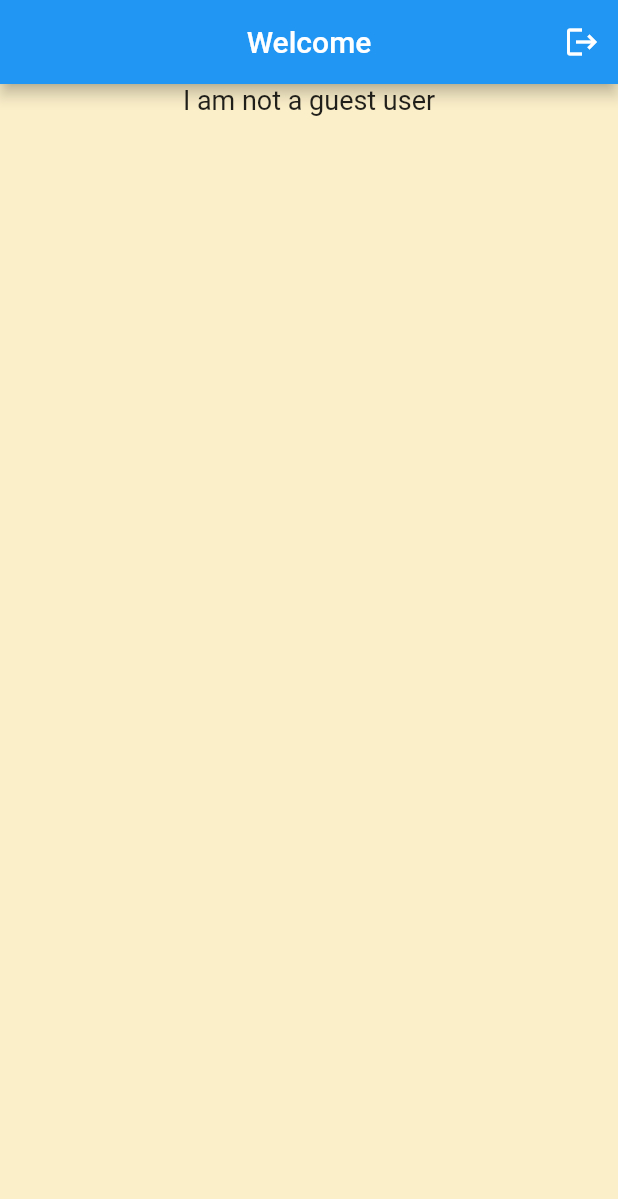
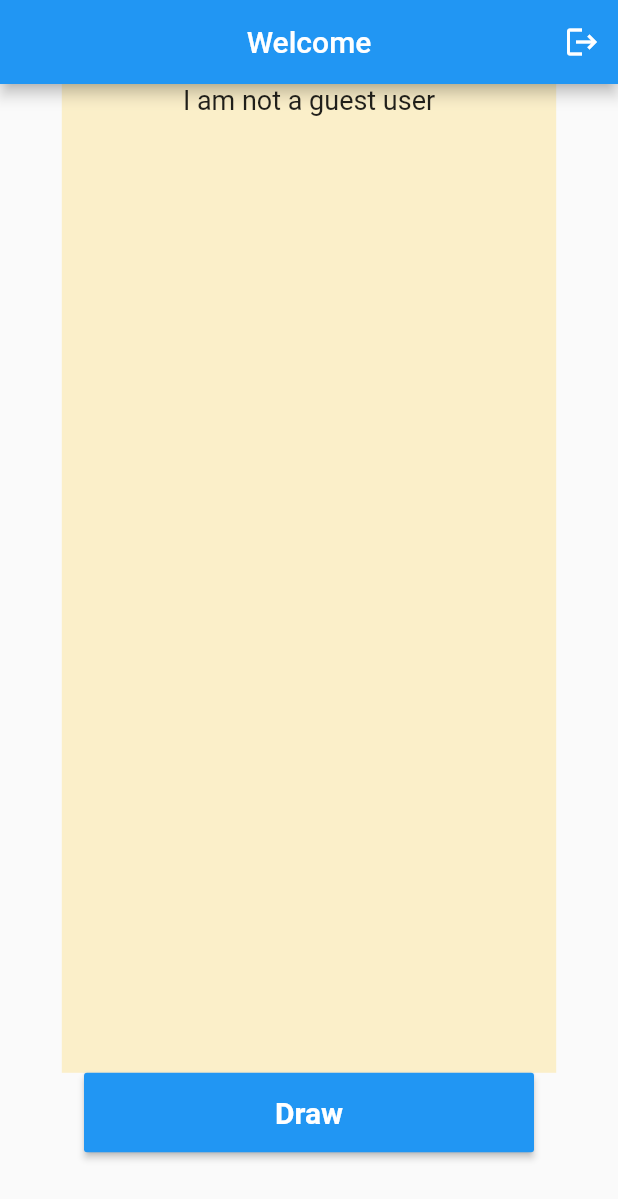
Before and after one commit to SexySparrow/Party_Game_Manager, a Flutter app: the screen it shows once a user with an empty profile is signed in, on a phone screen of 412 x 824 dp. Shown: the top 1199 px of the screen. Run offline on Flutter 3.47's test engine with Material 2 defaults, Android fonts, the phone set to English and light mode, and no system bars; our stand-ins replace cloud_firestore, firebase_auth, firebase_core, flutter_colorpicker, fluttertoast, get; accounts and stored records are empty.

Commit message:
added drawing game

```diff
--- a/party_games_manager/lib/screens/home_screen.dart
+++ b/party_games_manager/lib/screens/home_screen.dart
@@ -1,6 +1,7 @@
 import 'package:firebase_auth/firebase_auth.dart';
 import 'package:flutter/material.dart';
 import 'package:fluttertoast/fluttertoast.dart';
+import 'package:party_games_manager/screens/drawing_screen.dart';
 import 'package:party_games_manager/screens/login_screen.dart';
 
 class HomeScreen extends StatefulWidget {
@@ -39,9 +40,11 @@ class _HomeScreenState extends State<HomeScreen> {
         ],
       ),
       body: Center(
-        child: Container(
-          width: MediaQuery.of(context).size.width,
-          height: MediaQuery.of(context).size.height,
+        child: Column(
+          children: [
+            Container(
+              width: MediaQuery.of(context).size.width * 0.8,
+              height: MediaQuery.of(context).size.height * 0.8,
               color: Colors.amber.withOpacity(0.2),
               child: _auth.currentUser!.isAnonymous
                   ? const Text(
@@ -55,6 +58,26 @@ class _HomeScreenState extends State<HomeScreen> {
                       style: TextStyle(fontSize: 18),
                     ),
             ),
+            MaterialButton(
+              color: Colors.blue,
+              onPressed: () {
+                Navigator.of(context).push(MaterialPageRoute(
+                    builder: (context) => const DrawingScreen()));
+              },
+              padding: const EdgeInsets.fromLTRB(20, 15, 20, 15),
+              minWidth: 300,
+              child: const Text(
+                "Draw",
+                textAlign: TextAlign.center,
+                style: TextStyle(
+                  fontSize: 20,
+                  color: Colors.white,
+                  fontWeight: FontWeight.bold,
+                ),
+              ),
+            ),
+          ],
+        ),
       ),
     );
   }
--- a/party_games_manager/pubspec.yaml
+++ b/party_games_manager/pubspec.yaml
@@ -33,6 +33,7 @@ dependencies:
   firebase_auth: ^3.3.4
   cloud_firestore: ^3.1.5
   fluttertoast: ^8.0.8
+  flutter_colorpicker: ^1.0.3
   get: ^4.6.1
 
 
```
Also changed, not shown: party_games_manager/lib/models/point_data.dart (added, +14 -0 lines), party_games_manager/lib/screens/drawing_screen.dart (added, +162 -0 lines), party_games_manager/lib/services/painter.dart (added, +35 -0 lines), party_games_manager/pubspec.lock. Lines whose indentation alone changed are shown as unchanged.
